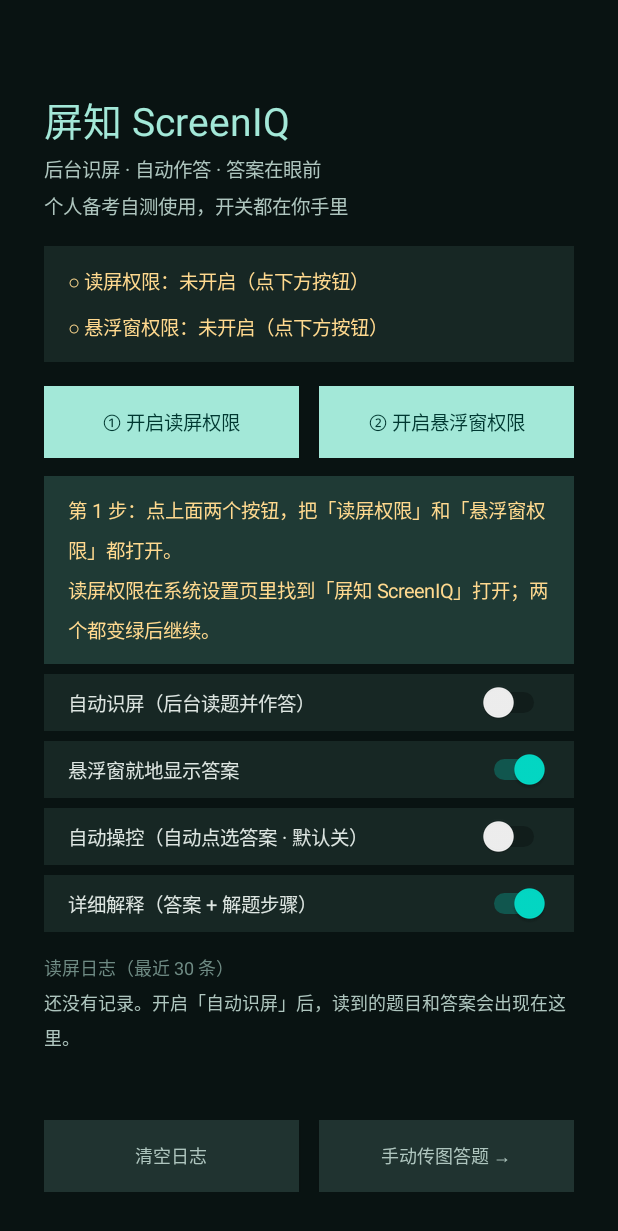
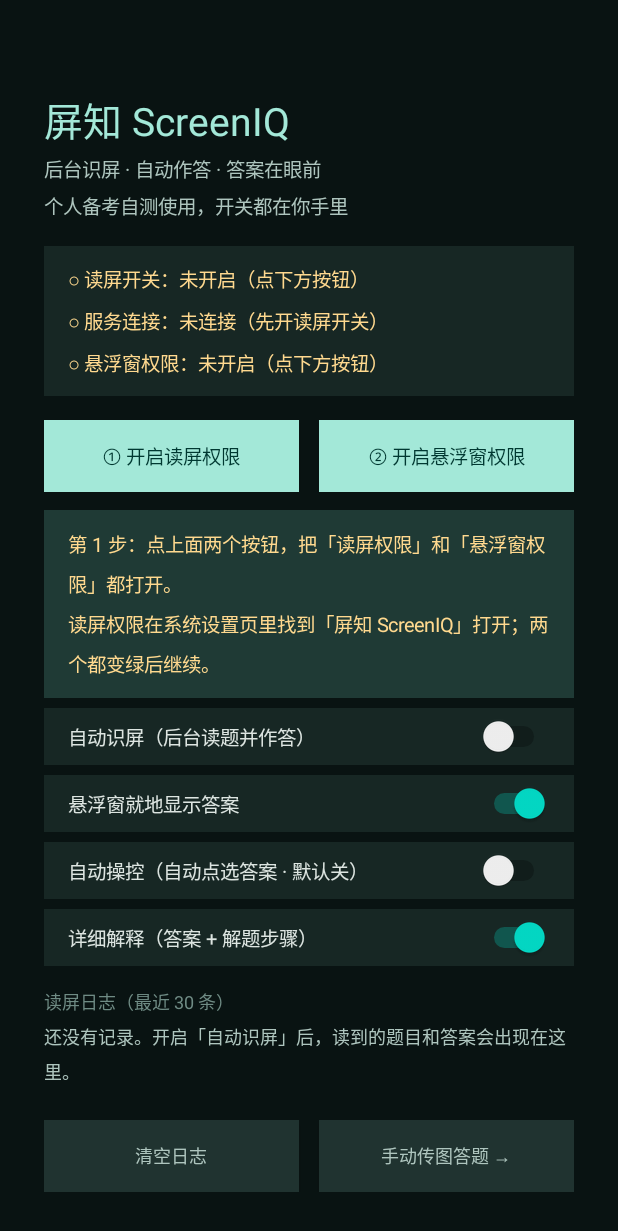
Before and after one commit to Egggger1/screeniq-app, an Android app: the screen it shows after launch (ControlActivity), on a phone screen of 412 x 824 dp. Shown: the top 1231 px of the screen. Run offline under Robolectric (Android 15) with nearby library versions, the phone set to English and light mode, and no system bars.

Commit message:
fix: read accessibility switch from Settings.Secure + separate service-connection state

```diff
--- a/app/src/main/java/com/screeniq/app/ControlActivity.kt
+++ b/app/src/main/java/com/screeniq/app/ControlActivity.kt
@@ -1,8 +1,6 @@
 package com.screeniq.app
 
-import android.accessibilityservice.AccessibilityServiceInfo
 import android.annotation.SuppressLint
-import android.app.Activity
 import android.content.BroadcastReceiver
 import android.content.Context
 import android.content.Intent
@@ -11,7 +9,6 @@ import android.net.Uri
 import android.os.Build
 import android.os.Bundle
 import android.provider.Settings
-import android.view.accessibility.AccessibilityManager
 import android.widget.Button
 import android.widget.ScrollView
 import android.widget.Switch
@@ -28,6 +25,7 @@ class ControlActivity : AppCompatActivity() {
 
     private lateinit var cfg: ConfigStore
     private lateinit var tvService: TextView
+    private lateinit var tvConn: TextView
     private lateinit var tvOverlay: TextView
     private lateinit var swRead: Switch
     private lateinit var swOverlay: Switch
@@ -103,12 +101,14 @@ class ControlActivity : AppCompatActivity() {
         root.addView(subtitle)
 
         // ---- 权限状态卡 ----
-        tvService = TextView(this).apply { textSize = 13f; setTextColor(android.graphics.Color.parseColor("#DDE5E1")); setPadding(24, 20, 24, 10) }
-        tvOverlay = TextView(this).apply { textSize = 13f; setTextColor(android.graphics.Color.parseColor("#DDE5E1")); setPadding(24, 6, 24, 20) }
+        tvService = TextView(this).apply { textSize = 13f; setTextColor(android.graphics.Color.parseColor("#DDE5E1")); setPadding(24, 18, 24, 6) }
+        tvConn = TextView(this).apply { textSize = 13f; setTextColor(android.graphics.Color.parseColor("#DDE5E1")); setPadding(24, 6, 24, 6) }
+        tvOverlay = TextView(this).apply { textSize = 13f; setTextColor(android.graphics.Color.parseColor("#DDE5E1")); setPadding(24, 6, 24, 18) }
         val statusCard = android.widget.LinearLayout(this).apply {
             orientation = android.widget.LinearLayout.VERTICAL
             setBackgroundColor(android.graphics.Color.parseColor("#172724"))
             addView(tvService)
+            addView(tvConn)
             addView(tvOverlay)
         }
         root.addView(statusCard)
@@ -262,8 +262,13 @@ class ControlActivity : AppCompatActivity() {
     @SuppressLint("SetTextI18n")
     private fun refreshServiceState() {
         val enabled = isServiceEnabled()
-        tvService.text = if (enabled) "● 读屏权限：已开启" else "○ 读屏权限：未开启（点下方按钮）"
+        tvService.text = if (enabled) "● 读屏开关：已开启" else "○ 读屏开关：未开启（点下方按钮）"
         tvService.setTextColor(android.graphics.Color.parseColor(if (enabled) "#5DCAA5" else "#FFD98F"))
+        val connected = cfg.serviceConnected() && enabled
+        tvConn.text = if (connected) "● 服务连接：已连接，正在后台待命"
+                      else if (enabled) "○ 服务连接：未连接（开关刚开请等几秒，或锁屏再解锁）"
+                      else "○ 服务连接：未连接（先开读屏开关）"
+        tvConn.setTextColor(android.graphics.Color.parseColor(if (connected) "#5DCAA5" else "#FFD98F"))
         val ov = Settings.canDrawOverlays(this)
         tvOverlay.text = if (ov) "● 悬浮窗权限：已开启" else "○ 悬浮窗权限：未开启（点下方按钮）"
         tvOverlay.setTextColor(android.graphics.Color.parseColor(if (ov) "#5DCAA5" else "#FFD98F"))
@@ -274,6 +279,7 @@ class ControlActivity : AppCompatActivity() {
     @SuppressLint("SetTextI18n")
     private fun refreshGuide() {
         val readOn = isServiceEnabled()
+        val connected = cfg.serviceConnected() && readOn
         val ovOn = Settings.canDrawOverlays(this)
         val autoRead = cfg.autoRead()
         val text: String
@@ -289,13 +295,18 @@ class ControlActivity : AppCompatActivity() {
                        "回来后这里会自动变绿。"
                 color = "#FFD98F"
             }
+            !connected -> {
+                text = "读屏开关已开，但服务还没连上。系统刚开权限常要等几秒——\n" +
+                       "请锁屏再解锁一次，或把本 App 从后台划掉重开，再看「服务连接」是否变绿。"
+                color = "#FFD98F"
+            }
             !ovOn -> {
-                text = "还差悬浮窗权限：点「② 开启悬浮窗权限」并允许。\n" +
+                text = "读屏服务已连上。还差悬浮窗权限：点「② 开启悬浮窗权限」并允许。\n" +
                        "这个权限让答案能浮在题目上方。"
                 color = "#FFD98F"
             }
             !autoRead -> {
-                text = "✓ 两个权限都好了。现在把下面「自动识屏」开关打开，就算全部就绪。"
+                text = "✓ 权限和服务都好了。现在把下面「自动识屏」开关打开，就算全部就绪。"
                 color = "#8FD8FF"
             }
             else -> {
@@ -314,11 +325,22 @@ class ControlActivity : AppCompatActivity() {
         logScroll.post { logScroll.fullScroll(ScrollView.FOCUS_DOWN) }
     }
 
+    /**
+     * 判断系统无障碍开关是否打开。
+     * 直接读 Settings.Secure.ENABLED_ACCESSIBILITY_SERVICES——这正是系统设置页显示"已开启/已关闭"
+     * 所依据的权威数据源。不要用 getEnabledAccessibilityServiceList(FEEDBACK_GENERIC)：
+     * 那套查询带反馈类型过滤、且各 ROM 实现不一（荣耀 MagicOS 上尤其查不到），
+     * 会出现"系统开了、App 误判没开"的假阴性。
+     */
     private fun isServiceEnabled(): Boolean {
-        val am = getSystemService(Context.ACCESSIBILITY_SERVICE) as AccessibilityManager
-        val list = am.getEnabledAccessibilityServiceList(AccessibilityServiceInfo.FEEDBACK_GENERIC)
-        return list.any { it.resolveInfo.serviceInfo.packageName == packageName &&
-            it.resolveInfo.serviceInfo.name == ScreenReadService::class.java.name }
+        val enabled = Settings.Secure.getString(contentResolver, Settings.Secure.ENABLED_ACCESSIBILITY_SERVICES) ?: return false
+        val target = "$packageName/${ScreenReadService::class.java.name}"
+        return enabled.split(':').any { entry ->
+            // 兼容两种写法：com.x/com.x.Svc 与 com.x/.Svc
+            entry.equals(target, ignoreCase = true) ||
+            (entry.contains(packageName, ignoreCase = true) && entry.substringAfter('/').trimStart('.').equals(
+                ScreenReadService::class.java.simpleName, ignoreCase = true))
+        }
     }
 
     private fun openAccessibilitySettings() {
```
